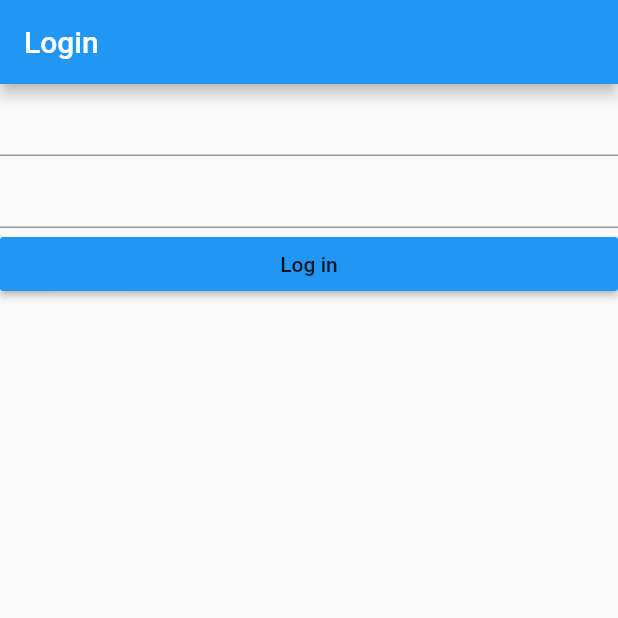
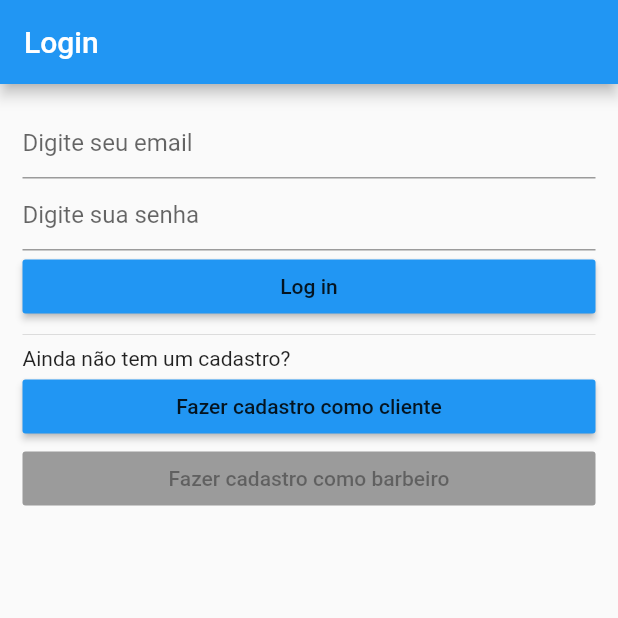
Before and after one commit to arthurccorrea/projecttcc-flutter, a Flutter app: the screen it shows after launch, after a tap on "Log in", on a phone screen of 412 x 824 dp, the top half of it. Run offline on Flutter 3.47's test engine with Material 2 defaults, Android fonts, the phone set to English and light mode, and no system bars; our stand-ins replace datetime_picker_formfield, flutter_masked_text; accounts and stored records are empty; network calls fail; statements that could not run were skipped.

Commit message:
[Update] Mudanças para login

```diff
--- a/lib/api/AuthApiService.dart
+++ b/lib/api/AuthApiService.dart
@@ -14,11 +14,7 @@ class AuthApiService {
 
   // Login
   Future<bool> obterToken(User user) async {
-    final directory = await getApplicationDocumentsDirectory();
-    File tokenFile = File("$directory.path/token.txt");
-//    print(user.username);
-//    print(user.password);
-//    print(json.encode(user));
+    File tokenFile = await localFile;
       if(token == null) {
       Future<http.Response> response = http.post(_BASE_URL + "autenticacao/obter-token", body: json.encode(user), headers: {"Content-Type": "application/json"});
       http.Response tokenResponse = await response;
@@ -33,10 +29,10 @@ class AuthApiService {
   }
 
   // Logout
-  Future<void> logout() async {
-    final directory = await getApplicationDocumentsDirectory();
-    File tokenFile = File("$directory.path/token.txt");
-    tokenFile.writeAsStringSync(null);
+  void logout() async {
+    File tokenFile = await localFile;
+    token = null;
+    tokenFile.writeAsStringSync('');
   }
 
   Future<bool> validarToken(String tokenToValidate) async {
--- a/lib/pages/cadastroCliente.dart
+++ b/lib/pages/cadastroCliente.dart
@@ -1,6 +1,6 @@
 import 'package:appbarbearia_flutter/api/ClienteApi.dart';
-import 'package:appbarbearia_flutter/model/Cliente.dart';
 import 'package:appbarbearia_flutter/model/Estados.dart';
+import 'package:appbarbearia_flutter/model/UserClienteWrapper.dart';
 import 'package:datetime_picker_formfield/datetime_picker_formfield.dart';
 import 'package:flutter_masked_text/flutter_masked_text.dart';
 import 'package:flutter/material.dart';
@@ -21,7 +21,7 @@ class _CadastroClienteState extends State<CadastroCliente> {
   var _logradouro = TextEditingController();
   Estados _estado = Estados.AC;
 
-  Cliente cliente = new Cliente();
+  UserClienteWrapper clienteWrapper = new UserClienteWrapper();
 
   @override
   Widget build(BuildContext context) {
@@ -40,7 +40,7 @@ class _CadastroClienteState extends State<CadastroCliente> {
               ),
               controller: _nome,
               onEditingComplete: (){
-                cliente.setNome(_nome.text);
+                clienteWrapper.cliente.setNome(_nome.text);
               },
             ),
             TextFormField(
@@ -51,8 +51,8 @@ class _CadastroClienteState extends State<CadastroCliente> {
               ),
               controller: _cpf,
               keyboardType: TextInputType.number,
-              onEditingComplete: (){
-                cliente.setCpf(_cpf.text);
+              onChanged: (cpf){
+                clienteWrapper.cliente.setCpf(cpf);
               },
             ),
             DateTimePickerFormField(
@@ -69,7 +69,7 @@ class _CadastroClienteState extends State<CadastroCliente> {
                     icon: Icon(Icons.calendar_today),
                   ),
                     onChanged: (dt) {
-                      cliente.setDataNascimento(dt);
+                      clienteWrapper.cliente.setDataNascimento(dt);
                       Text(DateFormat("dd-MM-yyyy").format(dt));
                     }
                 ),
@@ -85,8 +85,8 @@ class _CadastroClienteState extends State<CadastroCliente> {
                     hintText: "Cidade"
                   ),
                   controller: _cidade,
-                  onEditingComplete: (){
-                    cliente.setCidade(_cidade.text);
+                  onChanged: (cidade){
+                    clienteWrapper.cliente.setCidade(cidade);
                   },
                 ),
                 TextFormField(
@@ -97,7 +97,7 @@ class _CadastroClienteState extends State<CadastroCliente> {
                   ),
                   controller: _logradouro,
                   onEditingComplete: (){
-                    cliente.setEndereco(_logradouro.text);
+                    clienteWrapper.cliente.setEndereco(_logradouro.text);
                   },
                 ),
                   Row(
@@ -110,7 +110,7 @@ class _CadastroClienteState extends State<CadastroCliente> {
                       value: _estado,
                     onChanged: (Estados newValue) {
                       setState(() {
-                        cliente.setEstado(newValue);
+                        clienteWrapper.cliente.setEstado(newValue);
                         _estado = newValue;
                       });
                     },
@@ -122,7 +122,7 @@ class _CadastroClienteState extends State<CadastroCliente> {
                     )
                 ],
               ),
-               Row(
+                 Row(
                     children: <Widget>[
                       Expanded(
                     child: ButtonTheme(
@@ -131,7 +131,7 @@ class _CadastroClienteState extends State<CadastroCliente> {
                         child: Text("Cadastrar"),
                         key: Key("_submitButton"),
                         onPressed: (){
-                          ClienteApi.saveCliente(cliente);
+                          ClienteApi.saveCliente(clienteWrapper.cliente);
                         },
                         elevation: 3.0,
                         color: Colors.purple,
--- a/lib/pages/loginPage.dart
+++ b/lib/pages/loginPage.dart
@@ -1,5 +1,6 @@
 import 'package:appbarbearia_flutter/api/AuthApiService.dart';
 import 'package:appbarbearia_flutter/main.dart';
+import 'package:appbarbearia_flutter/pages/cadastroCliente.dart';
 import 'package:flutter/material.dart';
 import 'package:appbarbearia_flutter/model/User.dart';
 import 'package:flutter/services.dart';
@@ -17,36 +18,39 @@ class _LoginPageState extends State<LoginPage> {
 
   User _user = new User();
 
-  TextEditingController eEmail = new TextEditingController();
+  TextEditingController eUsername = new TextEditingController();
   TextEditingController ePassword = new TextEditingController();
 
   @override
   Widget build(BuildContext context) {
-
-
 
     return new Scaffold(
     appBar: new AppBar(
       title: new Text('Login'),
     ),
     body: new ListView(
+      padding: EdgeInsets.all(15.0),
       children: <Widget>[
         TextFormField(
           keyboardType: TextInputType.emailAddress,
           autocorrect: false,
-          controller: eEmail,
-          onEditingComplete: () {
-            _user.username = eEmail.text;
+          decoration: const InputDecoration(
+            hintText: "Digite seu email",
+          ),
+          controller: eUsername,
+          onChanged: (username) {
+            _user.username = username;
           },
         ),
         TextFormField(
           autocorrect: false,
           obscureText: true,
+          decoration: const InputDecoration(
+              hintText: "Digite sua senha",
+          ),
           controller: ePassword,
-          onEditingComplete: () {
-            print(ePassword.text);
-            _user.password = ePassword.text;
-            print(_user.password);
+          onChanged: (password) {
+            _user.password = password;
           },
         ),
       Row(
@@ -63,7 +67,47 @@ class _LoginPageState extends State<LoginPage> {
             ),
           )
         ],
-      )
+      ),
+        Divider(),
+        Row(
+          children: <Widget>[
+            Center(
+              child: Text("Ainda não tem um cadastro?", textAlign: TextAlign.center,),
+            ),
+            ]
+          ),
+          Row(
+            children: <Widget> [
+              Expanded(
+              child: ButtonTheme(
+                child:
+                RaisedButton(
+                  child: Text("Fazer cadastro como cliente"),
+                  onPressed: () {
+                    Navigator.push(
+                        context, MaterialPageRoute(builder: (BuildContext context) => CadastroCliente()));
+                  },
+                ),
+              ),
+            ),
+            ]
+          ),
+          Row(
+            children: <Widget> [
+              Expanded(
+              child: ButtonTheme(
+                child:
+                RaisedButton(
+                  child: Text("Fazer cadastro como barbeiro"),
+//                  onPressed: () {
+//                    Navigator.push(
+//                        context, MaterialPageRoute(builder: (BuildContext context) => CadastroBarbeiro()));
+//                  },
+                ),
+              ),
+            ),
+          ],
+        ),
       ],
     ),
   );
@@ -71,7 +115,9 @@ class _LoginPageState extends State<LoginPage> {
 
   void validateLogin(User user) async{
 //    print(user.username);
-    bool response = await authService.obterToken(user);
+      Future<bool>fBool = authService.obterToken(user);
+      bool response = await fBool;
+      fBool.whenComplete(() {
         if(response){
           Navigator.pushReplacement(
               context, MaterialPageRoute(builder: (BuildContext context) => HomePage()));
@@ -79,6 +125,8 @@ class _LoginPageState extends State<LoginPage> {
           Navigator.pushReplacement(
               context, MaterialPageRoute(builder: (BuildContext context) => LoginPage()));
         }
+    });
+
   }
 
 }
```
Also changed, not shown: lib/main.dart (+9 -1 lines). Lines whose indentation alone changed are shown as unchanged.
